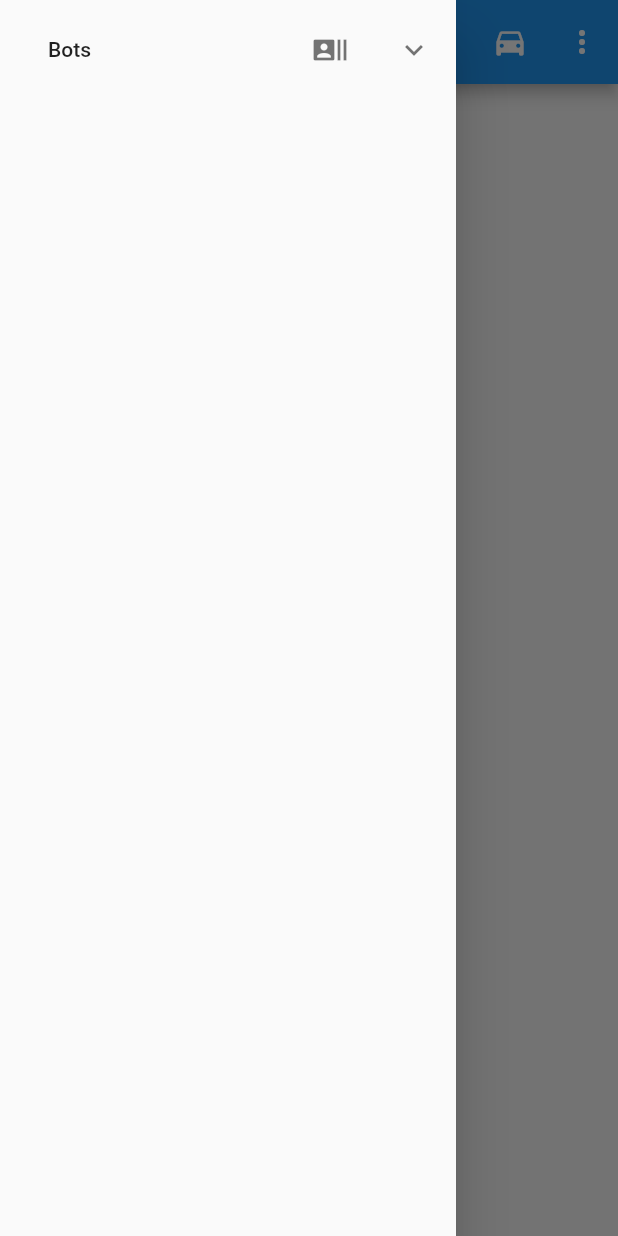
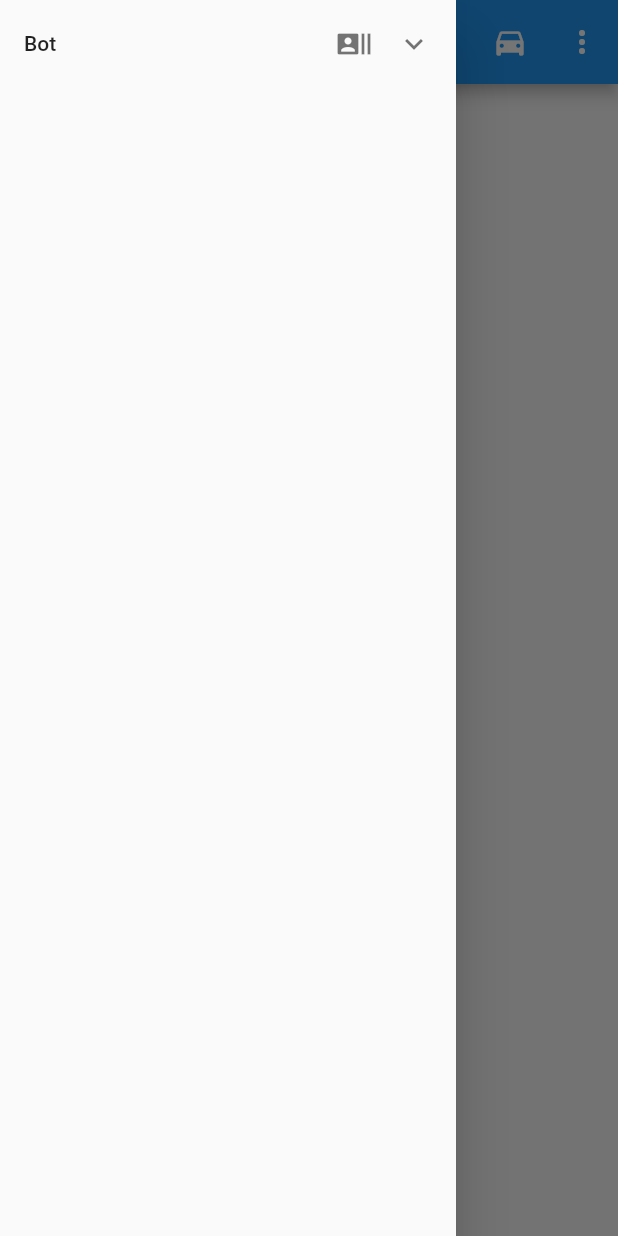
Before and after one commit to mihai1voicescu/hackaton-front, a Flutter app: the screen it shows after launch, with the side drawer open, on a phone screen of 412 x 824 dp. Run offline on Flutter 3.47's test engine with Material 2 defaults, Android fonts, the phone set to English and light mode, and no system bars; our stand-ins replace shared_preferences; accounts and stored records are empty; generated files the repository leaves out were written again.

Commit message:
Make menu look nicer

```diff
--- a/lib/menu.dart
+++ b/lib/menu.dart
@@ -13,8 +13,10 @@ class Menu {
       child: ListView(
         children: <Widget>[
           ExpansionTile(
-              title: ListTile(
-                  title: Text("Bots"), trailing: Icon(Icons.recent_actors)),
+              title: Row(
+                mainAxisAlignment: MainAxisAlignment.spaceBetween,
+                children: <Widget>[Text("Bot"), Icon(Icons.recent_actors)],
+              ),
               children: <Widget>[
                 ListTile(
                     title: Text("Add bot"),
```
